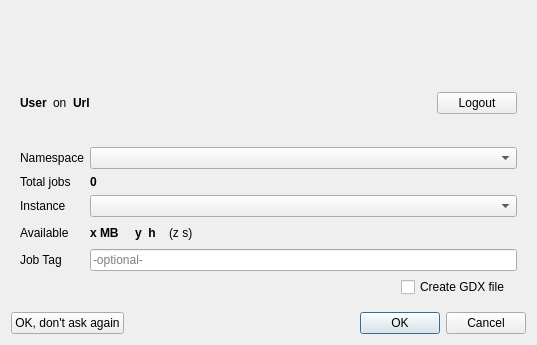
Old version of the form src/engine/enginestartdialog.ui in the repository GAMS-dev/studio.
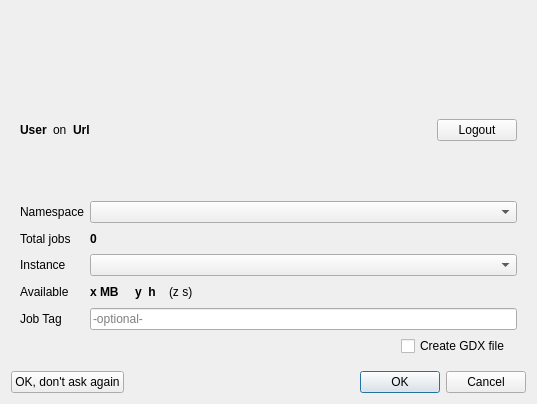
New version of the form. The open tabs and pages were chosen to show the change. Icons and pictures are not drawn.

Commit message: fixed engine dialog on mac

What changed in the file:
```diff
--- a/src/engine/enginestartdialog.ui
+++ b/src/engine/enginestartdialog.ui
@@ -10,7 +10,7 @@
     <x>0</x>
     <y>0</y>
     <width>537</width>
-    <height>345</height>
+    <height>404</height>
    </rect>
   </property>
   <property name="sizePolicy">
@@ -285,7 +285,13 @@
       </layout>
      </widget>
      <widget class="QWidget" name="pageSubmit">
-      <layout class="QGridLayout" name="gridLayout_2" rowstretch="0,0,0,0,0">
+      <property name="sizePolicy">
+       <sizepolicy hsizetype="MinimumExpanding" vsizetype="Preferred">
+        <horstretch>0</horstretch>
+        <verstretch>0</verstretch>
+       </sizepolicy>
+      </property>
+      <layout class="QGridLayout" name="gridLayout_2">
        <property name="leftMargin">
         <number>9</number>
        </property>
@@ -401,7 +407,7 @@
        </item>
        <item row="1" column="0" colspan="2">
         <widget class="QWidget" name="widget" native="true">
-         <layout class="QFormLayout" name="formLayout">
+         <layout class="QGridLayout" name="gridLayout_10">
           <property name="leftMargin">
            <number>0</number>
           </property>
@@ -414,6 +420,23 @@
           <property name="bottomMargin">
            <number>0</number>
           </property>
+          <item row="0" column="0">
+           <widget class="QLabel" name="laNamespace">
+            <property name="text">
+             <string>Namespace</string>
+            </property>
+           </widget>
+          </item>
+          <item row="0" column="1">
+           <widget class="QComboBox" name="cbNamespace"/>
+          </item>
+          <item row="1" column="0">
+           <widget class="QLabel" name="laTotalJobs">
+            <property name="text">
+             <string>Total jobs</string>
+            </property>
+           </widget>
+          </item>
           <item row="1" column="1">
            <widget class="QLabel" name="nJobCount">
             <property name="font">
@@ -426,13 +449,6 @@
             </property>
            </widget>
           </item>
-          <item row="0" column="0">
-           <widget class="QLabel" name="laNamespace">
-            <property name="text">
-             <string>Namespace</string>
-            </property>
-           </widget>
-          </item>
           <item row="2" column="0">
            <widget class="QLabel" name="laInstance">
             <property name="text">
@@ -440,16 +456,16 @@
             </property>
            </widget>
           </item>
-          <item row="1" column="0">
-           <widget class="QLabel" name="laTotalJobs">
-            <property name="text">
-             <string>Total jobs</string>
-            </property>
-           </widget>
-          </item>
           <item row="2" column="1">
            <widget class="QComboBox" name="cbInstance"/>
           </item>
+          <item row="3" column="0">
+           <widget class="QLabel" name="laAvailable">
+            <property name="text">
+             <string>Available</string>
+            </property>
+           </widget>
+          </item>
           <item row="3" column="1">
            <widget class="QWidget" name="widget_6" native="true">
             <layout class="QHBoxLayout" name="horizontalLayout_3">
@@ -512,16 +528,6 @@
             </layout>
            </widget>
           </item>
-          <item row="3" column="0">
-           <widget class="QLabel" name="laAvailable">
-            <property name="text">
-             <string>Available</string>
-            </property>
-           </widget>
-          </item>
-          <item row="0" column="1">
-           <widget class="QComboBox" name="cbNamespace"/>
-          </item>
           <item row="4" column="0">
            <widget class="QLabel" name="laJobTag">
             <property name="text">
```
Left out of the diff: 21 changed lines with no effect on the pictures. The commit also changes 1 other file.
